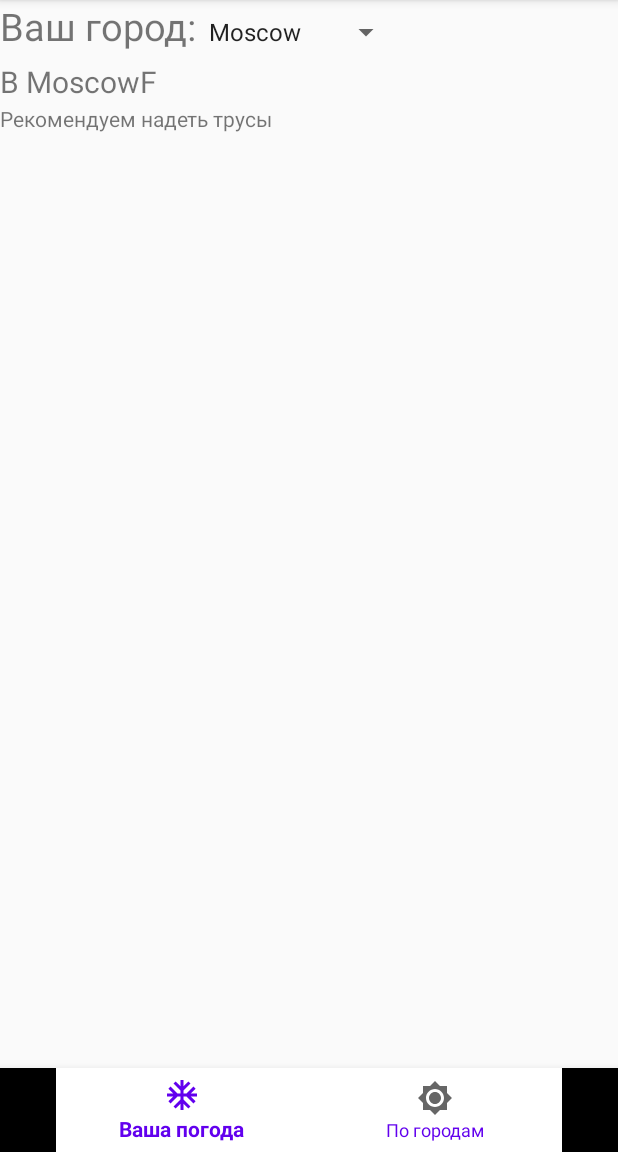
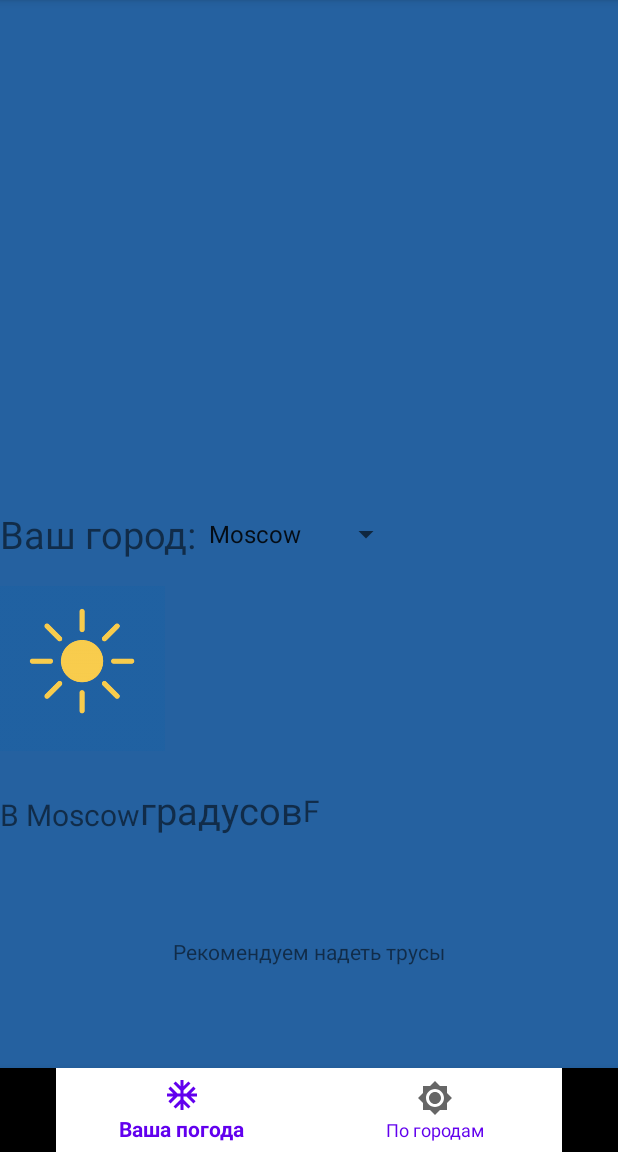
Before and after one commit to MotoMotoBike/PerfectWeather, an Android app: the screen it shows after launch (MainActivity), on a phone screen of 412 x 824 dp, the part 84-1236 px from its top. Run offline under Robolectric (Android 15) with nearby library versions, the phone set to English and light mode, and no system bars; our stand-ins replace navigation-ui.

Commit message:
Image+ dizain

```diff
--- a/Practica/app/src/main/java/com/example/practica/Fragment_main.kt
+++ b/Practica/app/src/main/java/com/example/practica/Fragment_main.kt
@@ -25,8 +25,7 @@ import retrofit2.converter.gson.GsonConverterFactory
 private const val ARG_PARAM1 = "param1"
 private const val ARG_PARAM2 = "param2"
 
-var Citys = arrayOf("Moscow", "London", "Paris", "Volgograd", "Samara", "Voronezh")
-
+    var Citys = arrayOf("Moscow", "London", "Paris", "Volgograd", "Samara", "Voronezh")
 
 class Fragment_main : Fragment() {
     // TODO: Rename and change types of parameters
--- a/Practica/app/src/main/res/layout/fragment_main.xml
+++ b/Practica/app/src/main/res/layout/fragment_main.xml
@@ -1,58 +1,89 @@
 <?xml version="1.0" encoding="utf-8"?>
-<LinearLayout xmlns:android="http://schemas.android.com/apk/res/android"
+<androidx.constraintlayout.widget.ConstraintLayout xmlns:android="http://schemas.android.com/apk/res/android"
+    xmlns:app="http://schemas.android.com/apk/res-auto"
     xmlns:tools="http://schemas.android.com/tools"
     android:layout_width="match_parent"
     android:layout_height="match_parent"
-    tools:context=".Fragment_main"
-    android:orientation="vertical">
-    <LinearLayout
-        android:layout_width="wrap_content"
-        android:layout_height="wrap_content">
+    android:background="@color/BackGround"
+    android:orientation="vertical"
+    tools:context=".Fragment_main">
+
     <TextView
+        android:id="@+id/textView"
         android:layout_width="wrap_content"
         android:layout_height="wrap_content"
+        android:text="Ваш город:"
         android:textSize="@dimen/size"
-            android:text="Ваш город:"/>
+        app:layout_constraintBottom_toBottomOf="parent"
+        app:layout_constraintStart_toStartOf="parent"
+        app:layout_constraintTop_toTopOf="parent" />
+
     <Spinner
         android:id="@+id/cities"
         android:layout_width="wrap_content"
         android:layout_height="wrap_content"
-            android:entries="@array/CityNames"/>
+        android:entries="@array/CityNames"
+        app:layout_constraintBottom_toBottomOf="parent"
+        app:layout_constraintStart_toEndOf="@+id/textView"
+        app:layout_constraintTop_toTopOf="parent" />
 
-    </LinearLayout>
 
-    <LinearLayout
-        android:layout_width="wrap_content"
-        android:layout_height="wrap_content">
     <TextView
+        android:id="@+id/textView3"
         android:layout_width="wrap_content"
         android:layout_height="wrap_content"
+        android:text="В "
         android:textSize="20sp"
-            android:text="В "/>
+        app:layout_constraintBottom_toBottomOf="parent"
+        app:layout_constraintStart_toStartOf="parent"
+        app:layout_constraintTop_toBottomOf="@+id/textView" />
+
     <TextView
         android:id="@+id/fragcity"
         android:layout_width="wrap_content"
         android:layout_height="wrap_content"
+        android:text="Город"
         android:textSize="20sp"
-            android:text="Город"/>
+        app:layout_constraintBottom_toBottomOf="parent"
+        app:layout_constraintStart_toEndOf="@+id/textView3"
+        app:layout_constraintTop_toBottomOf="@+id/textView" />
+
     <TextView
         android:id="@+id/temp"
         android:layout_width="wrap_content"
         android:layout_height="wrap_content"
+        android:text="градусов"
         android:textSize="@dimen/size"
-            android:text=""/>
+        app:layout_constraintBottom_toBottomOf="parent"
+        app:layout_constraintStart_toEndOf="@+id/fragcity"
+        app:layout_constraintTop_toBottomOf="@+id/cities" />
+
     <TextView
+        android:id="@+id/textView4"
         android:layout_width="wrap_content"
         android:layout_height="wrap_content"
+        android:text="F"
         android:textSize="20sp"
-            android:text="F"/>
-    </LinearLayout>
-    <LinearLayout
-        android:layout_width="wrap_content"
-        android:layout_height="wrap_content">
+        app:layout_constraintBottom_toBottomOf="parent"
+        app:layout_constraintStart_toEndOf="@+id/temp"
+        app:layout_constraintTop_toBottomOf="@+id/cities" />
+
     <TextView
+        android:id="@+id/textView2"
         android:layout_width="wrap_content"
         android:layout_height="wrap_content"
-            android:text="Рекомендуем надеть трусы"/>
-    </LinearLayout>
-</LinearLayout>
+        android:text="Рекомендуем надеть трусы"
+        app:layout_constraintBottom_toBottomOf="parent"
+        app:layout_constraintEnd_toEndOf="parent"
+        app:layout_constraintStart_toStartOf="parent"
+        app:layout_constraintTop_toBottomOf="@+id/fragcity" />
+
+    <ImageView
+        android:id="@+id/clouds"
+        android:layout_width="110dp"
+        android:layout_height="110dp"
+        android:background="@drawable/Sun"
+        app:layout_constraintBottom_toTopOf="@+id/temp"
+        app:layout_constraintStart_toStartOf="parent"
+        app:layout_constraintTop_toBottomOf="@+id/cities" />
+</androidx.constraintlayout.widget.ConstraintLayout>
--- a/Practica/app/src/main/res/values/colors.xml
+++ b/Practica/app/src/main/res/values/colors.xml
@@ -4,4 +4,5 @@
     <color name="colorPrimaryDark">#3700B3</color>
     <color name="colorAccent">#03DAC5</color>
     <color name="colorWhite">#FFFFFF</color>
+    <color name="BackGround">#2561A0</color>
 </resources>
```
Also changed, not shown: Practica/app/src/main/res/drawable-v24/Cloud.png (added), Practica/app/src/main/res/drawable-v24/FewCloud.png (added), Practica/app/src/main/res/drawable-v24/Rain.png (added), Practica/app/src/main/res/drawable-v24/Sun.png (added), Practica/app/src/main/res/drawable-v24/scatteredCloud.png (added). Lines whose indentation alone changed are shown as unchanged.
